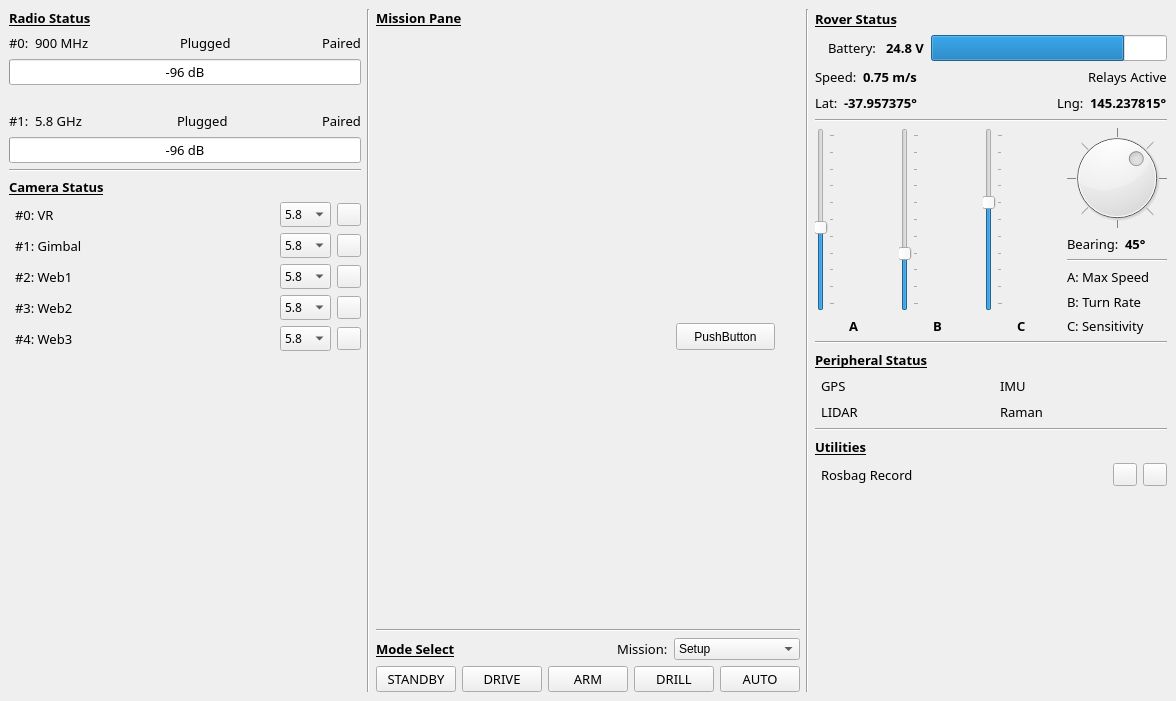
Above: gui/main.ui from NovaRoverTeam/base_station before the change. Below: the same form after it.
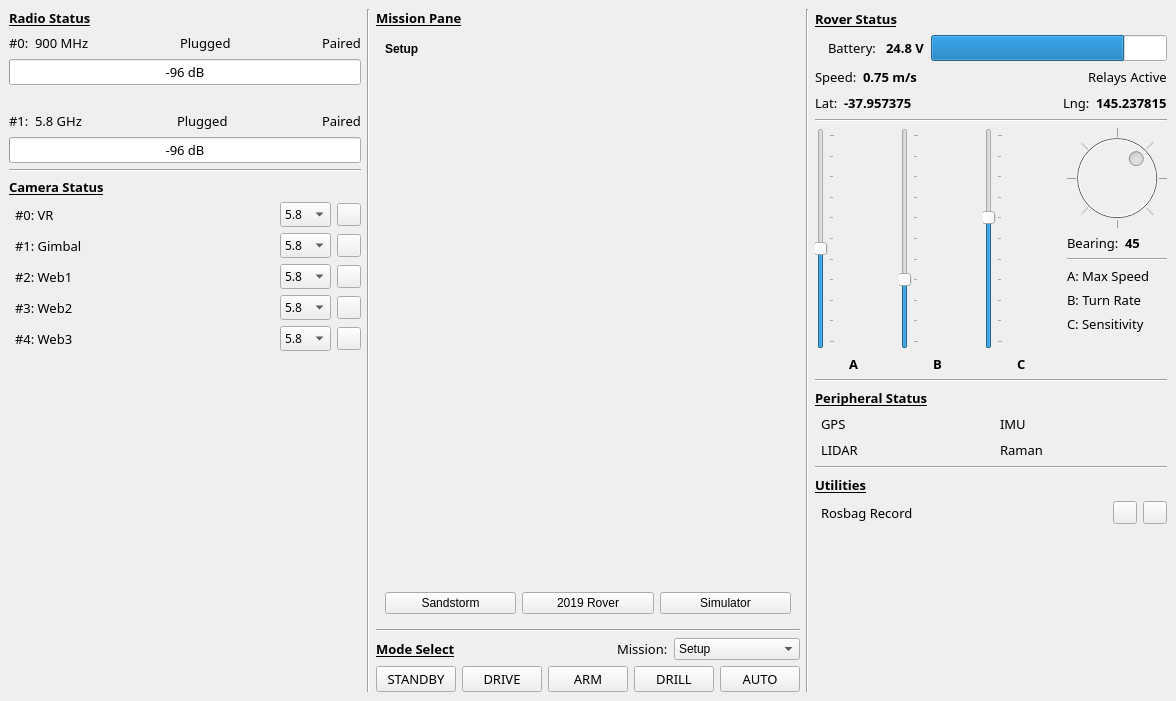
That is the form after the change. Icons and pictures are not drawn. Custom widgets are drawn as their Qt base class.

Commit message: Prototype files for testing qt GUI interactions

The edit to the form file:
```diff
--- a/gui/main.ui
+++ b/gui/main.ui
@@ -1013,7 +1013,7 @@
         <item>
          <widget class="QStackedWidget" name="stack_mission">
           <property name="currentIndex">
-           <number>1</number>
+           <number>0</number>
           </property>
           <widget class="QWidget" name="page_setup" native="true">
            <layout class="QVBoxLayout" name="verticalLayout">
@@ -1070,25 +1070,6 @@
             </item>
            </layout>
           </widget>
-          <widget class="vertical_stack" name="page">
-           <property name="QIA2_LAST_STATE" stdset="0">
-            <number>0</number>
-           </property>
-           <widget class="QPushButton" name="pushButton_4">
-            <property name="geometry">
-             <rect>
-              <x>300</x>
-              <y>290</y>
-              <width>99</width>
-              <height>27</height>
-             </rect>
-            </property>
-            <property name="text">
-             <string>PushButton</string>
-            </property>
-           </widget>
-          </widget>
-          <widget class="QWidget" name="page_2"/>
          </widget>
         </item>
         <item>
@@ -1497,7 +1478,7 @@
              </font>
             </property>
             <property name="text">
-             <string>-37.957375°</string>
+             <string>-37.957375</string>
             </property>
            </widget>
           </item>
@@ -1538,7 +1519,7 @@
              </font>
             </property>
             <property name="text">
-             <string>145.237815°</string>
+             <string>145.237815</string>
             </property>
            </widget>
           </item>
@@ -1665,6 +1646,9 @@
            <layout class="QVBoxLayout" name="Bearing">
             <item>
              <widget class="QDial" name="dial_bearing">
+              <property name="enabled">
+               <bool>false</bool>
+              </property>
               <property name="maximum">
                <number>360</number>
               </property>
@@ -1711,7 +1695,7 @@
                  </font>
                 </property>
                 <property name="text">
-                 <string>45°</string>
+                 <string>45</string>
                 </property>
                </widget>
               </item>
@@ -1763,6 +1747,19 @@
               </property>
              </widget>
             </item>
+            <item>
+             <spacer name="verticalSpacer_5">
+              <property name="orientation">
+               <enum>Qt::Vertical</enum>
+              </property>
+              <property name="sizeHint" stdset="0">
+               <size>
+                <width>20</width>
+                <height>40</height>
+               </size>
+              </property>
+             </spacer>
+            </item>
            </layout>
           </item>
          </layout>
@@ -2174,12 +2171,6 @@
    <extends>QWidget</extends>
    <header>kled.h</header>
   </customwidget>
-  <customwidget>
-   <class>vertical_stack</class>
-   <extends>QWidget</extends>
-   <header>vertical_stack.h</header>
-   <container>1</container>
-  </customwidget>
  </customwidgets>
  <resources>
   <include location="resources/res.qrc"/>
```
Left out of the diff: 2 changed lines with no effect on the pictures. The commit also changes 4 other files.
